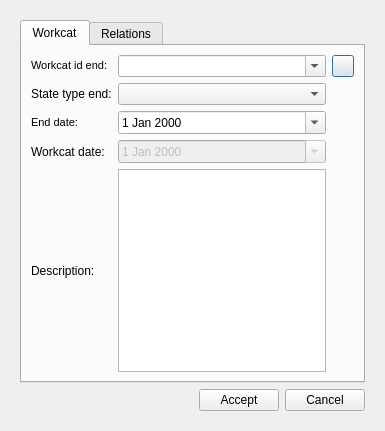
Qt form core/ui/toolbars/edit/feature_end.ui (Giswater/giswater_qgis_plugin) before a commit.
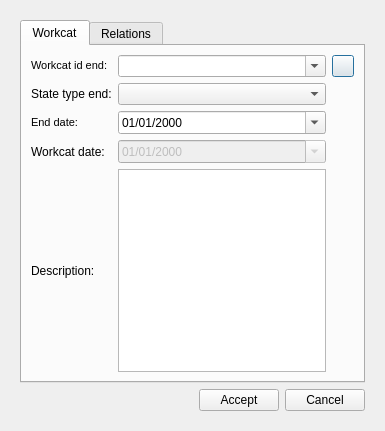
The same form after that commit. Icons and pictures are not drawn.

Commit message: Enhancement: set display format for QDate Widgets

```diff
--- a/core/ui/toolbars/edit/feature_end.ui
+++ b/core/ui/toolbars/edit/feature_end.ui
@@ -197,6 +197,9 @@
               <property name="enabled">
                <bool>false</bool>
               </property>
+              <property name="displayFormat">
+               <string>dd/MM/yyyy</string>
+              </property>
               <property name="calendarPopup">
                <bool>true</bool>
               </property>
@@ -204,6 +207,9 @@
             </item>
             <item row="2" column="1">
              <widget class="QDateEdit" name="enddate">
+              <property name="displayFormat">
+               <string>dd/MM/yyyy</string>
+              </property>
               <property name="calendarPopup">
                <bool>true</bool>
               </property>
```
The commit also changes 7 other files.
